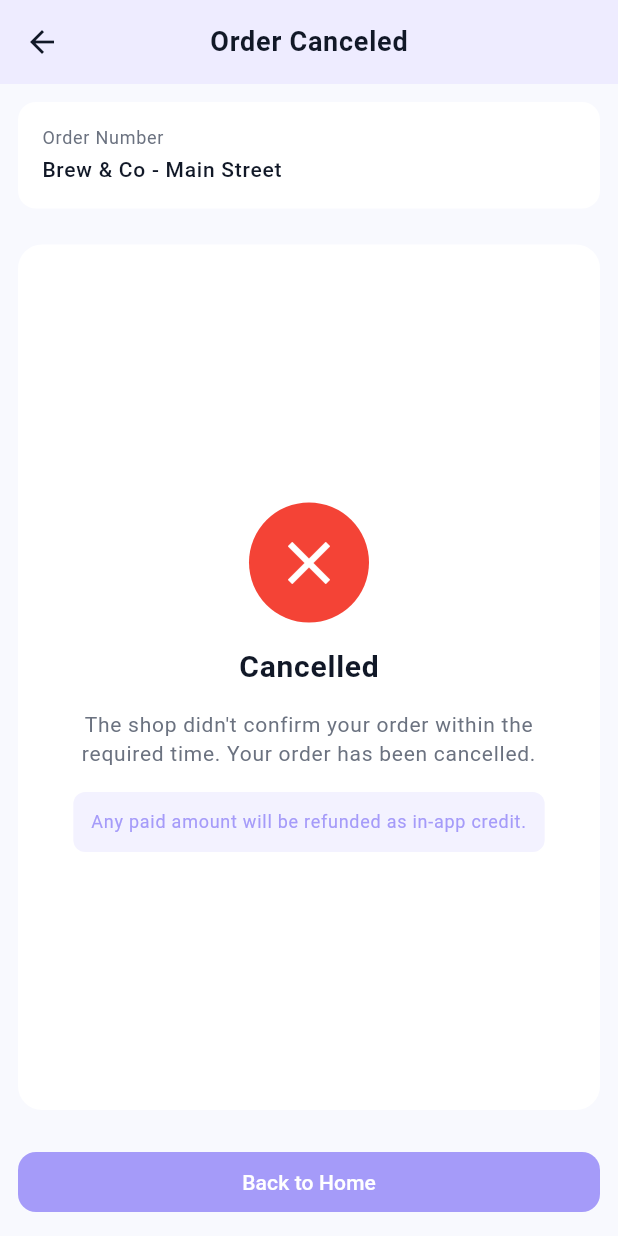
After one commit to moury12/grabby-app, a Flutter app: the OrderHistoryPage screen opened by its route, tab 2 chosen, after a tap on "Cancel Order", on a phone screen of 412 x 824 dp. The commit adds this screen. Run offline on Flutter 3.47's test engine with Material 3 defaults, Android fonts, the phone set to English and light mode, and no system bars; our stand-ins replace bloc, cached_network_image, flutter_bloc, flutter_svg, go_router, google_maps_flutter and 1 more; network calls fail; Roboto replaces fonts that are missing (Poppins); project files that could hold a hidden picture were left out.

Commit message:
style: order screen

```diff
--- a/lib/src/core/routes/app_router.dart
+++ b/lib/src/core/routes/app_router.dart
@@ -139,6 +139,27 @@ class AppRouter {
           return const OrderTrackingPage();
         },
       ),
+      GoRoute(
+        path: RoutesPath.orderHistoryPath,
+        name: RoutesPath.orderHistoryPath,
+        builder: (BuildContext context, GoRouterState state) {
+          return const OrderHistoryPage();
+        },
+      ),
+      GoRoute(
+        path: RoutesPath.orderDetailsPath,
+        name: RoutesPath.orderDetailsPath,
+        builder: (BuildContext context, GoRouterState state) {
+          return const OrderDetailsPage();
+        },
+      ),
+      GoRoute(
+        path: RoutesPath.orderCanceledPath,
+        name: RoutesPath.orderCanceledPath,
+        builder: (BuildContext context, GoRouterState state) {
+          return const OrderCanceledPage();
+        },
+      ),
     ],
   );
 }
--- a/lib/src/core/routes/routes_path.dart
+++ b/lib/src/core/routes/routes_path.dart
@@ -18,4 +18,7 @@ class RoutesPath {
   static const String checkoutPath = '/CheckoutPage';
   static const String paymentSuccessPath = '/PaymentSuccessPage';
   static const String orderTrackingPath = '/OrderTrackingPage';
+  static const String orderHistoryPath = '/OrderHistoryPage';
+  static const String orderDetailsPath = '/OrderDetailsPage';
+  static const String orderCanceledPath = '/OrderCanceledPage';
 }
--- a/lib/src/featurs/cart-checkout/presentation/pages/pages_export.dart
+++ b/lib/src/featurs/cart-checkout/presentation/pages/pages_export.dart
@@ -3,4 +3,3 @@ export 'car_plates_page.dart';
 export 'add_car_plate_page.dart';
 export 'payment_page.dart';
 export 'payment_success_page.dart';
-export 'order_tracking_page.dart';
--- a/lib/src/featurs/featurs_export.dart
+++ b/lib/src/featurs/featurs_export.dart
@@ -4,3 +4,4 @@ export 'navigation/navigation_export.dart';
 export 'home/home_export.dart';
 export 'restruant/restruant_export.dart';
 export 'cart-checkout/cart_export.dart';
+export 'order/order_export.dart';
--- a/lib/src/featurs/navigation/presentation/pages/navigation_page.dart
+++ b/lib/src/featurs/navigation/presentation/pages/navigation_page.dart
@@ -26,7 +26,7 @@ class _NavigationPageState extends State<NavigationPage> {
   Widget build(BuildContext context) {
     final List<Widget> pages = [
       HomePage(),
-      Placeholder(),
+      OrderHistoryPage(),
       CartPage(),
       Placeholder(),
     ];
--- /dev/null
+++ b/lib/src/featurs/order/order_export.dart
@@ -0,0 +1 @@
+export 'presentation/presentation_export.dart';
--- /dev/null
+++ b/lib/src/featurs/order/presentation/pages/order_canceled_page.dart
@@ -0,0 +1,117 @@
+import '../../../../src_export.dart';
+
+class OrderCanceledPage extends StatelessWidget {
+  const OrderCanceledPage({super.key});
+
+  @override
+  Widget build(BuildContext context) {
+    return Scaffold(
+      backgroundColor: const Color(0xFFF8F9FE),
+      appBar: AppBar(
+        title: const CustomText(
+          "Order Canceled",
+          fontSize: 18,
+          fontWeight: FontWeight.bold,
+        ),
+      ),
+      body: Padding(
+        padding: AppPadding.getPadding12(context),
+        child: Column(
+          spacing: 24,
+          children: [
+            // Order Number Card
+            Container(
+              width: double.infinity,
+              padding: const EdgeInsets.all(16),
+              decoration: BoxDecoration(
+                color: Colors.white,
+                borderRadius: BorderRadius.circular(12),
+              ),
+              child: const Column(
+                crossAxisAlignment: CrossAxisAlignment.start,
+                spacing: 4,
+                children: [
+                  CustomText(
+                    "Order Number",
+                    fontSize: 12,
+                    color: AppColors.kSecondaryTextColor,
+                  ),
+                  CustomText(
+                    "Brew & Co - Main Street",
+                    fontSize: 14,
+                    fontWeight: FontWeight.w500,
+                  ),
+                ],
+              ),
+            ),
+
+            // Cancellation Status Card
+            Expanded(
+              child: Container(
+                width: double.infinity,
+                padding: const EdgeInsets.all(24),
+                decoration: BoxDecoration(
+                  color: Colors.white,
+                  borderRadius: BorderRadius.circular(16),
+                ),
+                child: Column(
+                  mainAxisAlignment: MainAxisAlignment.center,
+                  spacing: 16,
+                  children: [
+                    Container(
+                      padding: const EdgeInsets.all(16),
+                      decoration: const BoxDecoration(
+                        color: Colors.red,
+                        shape: BoxShape.circle,
+                      ),
+                      child: const Icon(
+                        Icons.close,
+                        color: Colors.white,
+                        size: 48,
+                      ),
+                    ),
+                    const CustomText(
+                      "Cancelled",
+                      fontSize: 20,
+                      fontWeight: FontWeight.bold,
+                    ),
+                    const CustomText(
+                      "The shop didn't confirm your order within the required time. Your order has been cancelled.",
+                      textAlign: TextAlign.center,
+                      fontSize: 14,
+                      color: AppColors.kSecondaryTextColor,
+                    ),
+                    Container(
+                      padding: const EdgeInsets.all(12),
+                      decoration: BoxDecoration(
+                        color: const Color(0xFFF3F2FF),
+                        borderRadius: BorderRadius.circular(8),
+                      ),
+                      child: const CustomText(
+                        "Any paid amount will be refunded as in-app credit.",
+                        textAlign: TextAlign.center,
+                        fontSize: 12,
+                        color: AppColors.kPrimaryColor,
+                      ),
+                    ),
+                  ],
+                ),
+              ),
+            ),
+
+            // Back to Home Button
+            SizedBox(
+              width: double.infinity,
+              child: CustomButton(
+                text: "Back to Home",
+                onPressed: () {
+                  context.go(RoutesPath.navigationPath);
+                },
+              ),
+            ),
+          ],
+        ),
+      ),
+    );
+  }
+}
--- /dev/null
+++ b/lib/src/featurs/order/presentation/pages/order_details_page.dart
@@ -0,0 +1,25 @@
+import '../../../../src_export.dart';
+
+class OrderDetailsPage extends StatelessWidget {
+  const OrderDetailsPage({super.key});
+
+  @override
+  Widget build(BuildContext context) {
+    return Scaffold(
+      appBar: AppBar(
+        title: const CustomText(
+          "Order Details",
+          fontSize: 18,
+          fontWeight: FontWeight.bold,
+        ),
+      ),
+      body: SingleChildScrollView(
+        padding: AppPadding.getPadding12(context),
+        child: Column(
+          spacing: 16,
+          children: [const CustomText("Order details implementation...")],
+        ),
+      ),
+    );
+  }
+}
--- /dev/null
+++ b/lib/src/featurs/order/presentation/pages/order_history_page.dart
@@ -0,0 +1,82 @@
+import '../../../../src_export.dart';
+
+class OrderHistoryPage extends StatelessWidget {
+  const OrderHistoryPage({super.key});
+
+  @override
+  Widget build(BuildContext context) {
+    return DefaultTabController(
+      length: 3,
+      child: Scaffold(
+        backgroundColor: const Color(0xFFF8F9FE),
+        body: NestedScrollView(
+          headerSliverBuilder: (context, innerBoxIsScrolled) {
+            return [
+              SliverAppBar(
+                floating: true,
+                pinned: true,
+                snap: true,
+                title: const CustomText(
+                  AppStaticStrings.orders,
+                  fontSize: 20,
+                  fontWeight: FontWeight.bold,
+                ),
+                centerTitle: false,
+                bottom: TabBar(
+                  isScrollable: true,
+                  tabAlignment: TabAlignment.start,
+                  indicatorColor: AppColors.kPrimaryColor,
+                  labelColor: AppColors.kPrimaryColor,
+                  unselectedLabelColor: AppColors.kSecondaryTextColor,
+                  dividerColor: Colors.transparent,
+                  indicatorPadding: const EdgeInsets.symmetric(horizontal: -20),
+                  tabs: [
+                    _buildTab("All"),
+                    _buildTab("Active"),
+                    _buildTab("Completed"),
+                  ],
+                ),
+              ),
+            ];
+          },
+          body: TabBarView(
+            children: [
+              _buildOrderList(context, "all"),
+              _buildOrderList(context, "active"),
+              _buildOrderList(context, "completed"),
+            ],
+          ),
+        ),
+      ),
+    );
+  }
+
+  Widget _buildTab(String label) {
+    return Tab(
+      child: Container(
+        padding: const EdgeInsets.symmetric(horizontal: 16, vertical: 8),
+        decoration: BoxDecoration(borderRadius: BorderRadius.circular(12)),
+        child: Text(label),
+      ),
+    );
+  }
+
+  Widget _buildOrderList(BuildContext context, String filter) {
+    return ListView.separated(
+      padding: AppPadding.getPadding12(context),
+      itemCount: 3,
+      separatorBuilder: (context, index) => space16H,
+      itemBuilder: (context, index) {
+        return OrderCard(
+          shopName: "Brew & Co",
+          orderId: "#GC12345",
+          items: const ["2x Caffe Latte", "1x Croissant"],
+          dateTime: "Today, 10:30 AM",
+          price: "\$11.60",
+          status: filter == "active" ? "Ready for Pickup" : "Completed",
+          isActive: filter == "active",
+        );
+      },
+    );
+  }
+}
--- a/lib/src/featurs/cart-checkout/presentation/pages/order_tracking_page.dart
+++ b/lib/src/featurs/order/presentation/pages/order_tracking_page.dart
@@ -76,11 +76,7 @@ class OrderTrackingPage extends StatelessWidget {
                 mainAxisAlignment: MainAxisAlignment.center,
                 spacing: 8,
                 children: [
-                  const Icon(
-                    Icons.location_on,
-                    color: Color(0xFFA59BF9),
-                    size: 40,
-                  ),
+                  Icon(Icons.location_on, color: Color(0xFFA59BF9), size: 40),
                   const CustomText(
                     "Brew & Co - Main Street 0.3 Km away",
                     fontSize: 14,
@@ -102,7 +98,9 @@ class OrderTrackingPage extends StatelessWidget {
                 Expanded(
                   child: CustomButton(
                     text: AppStaticStrings.navigateToCafe,
-                    onPressed: () {},
+                    onPressed: () {
+                      // context.push(RoutesPath.locationPath);
+                    },
                   ),
                 ),
                 Expanded(
--- /dev/null
+++ b/lib/src/featurs/order/presentation/presentation_export.dart
@@ -0,0 +1,5 @@
+export 'pages/order_canceled_page.dart';
+export 'pages/order_details_page.dart';
+export 'pages/order_history_page.dart';
+export 'pages/order_tracking_page.dart';
+export 'widgets/order_card.dart';
--- /dev/null
+++ b/lib/src/featurs/order/presentation/widgets/order_card.dart
@@ -0,0 +1,165 @@
+import '../../../../src_export.dart';
+
+class OrderCard extends StatelessWidget {
+  final String shopName;
+  final String orderId;
+  final List<String> items;
+  final String dateTime;
+  final String price;
+  final String status;
+  final bool isActive;
+
+  const OrderCard({
+    super.key,
+    required this.shopName,
+    required this.orderId,
+    required this.items,
+    required this.dateTime,
+    required this.price,
+    required this.status,
+    this.isActive = false,
+  });
+
+  @override
+  Widget build(BuildContext context) {
+    return Container(
+      padding: AppPadding.getPadding12(context),
+      decoration: BoxDecoration(
+        color: Colors.white,
+        borderRadius: BorderRadius.circular(16),
+        boxShadow: [
+          BoxShadow(
+            color: Colors.black.withValues(alpha: 0.05),
+            blurRadius: 10,
+            offset: const Offset(0, 4),
+          ),
+        ],
+      ),
+      child: Column(
+        crossAxisAlignment: CrossAxisAlignment.start,
+        spacing: 12,
+        children: [
+          Row(
+            mainAxisAlignment: MainAxisAlignment.spaceBetween,
+            children: [
+              CustomText(shopName, fontSize: 16, fontWeight: FontWeight.bold),
+              _buildStatusBadge(),
+            ],
+          ),
+          Column(
+            crossAxisAlignment: CrossAxisAlignment.start,
+            spacing: 4,
+            children: [
+              CustomText(
+                "Order $orderId",
+                fontSize: 14,
+                color: AppColors.kSecondaryTextColor,
+              ),
+              ...items.map(
+                (item) => CustomText(
+                  item,
+                  fontSize: 14,
+                  color: AppColors.kSecondaryTextColor,
+                ),
+              ),
+            ],
+          ),
+          Row(
+            mainAxisAlignment: MainAxisAlignment.spaceBetween,
+            children: [
+              CustomText(
+                dateTime,
+                fontSize: 14,
+                color: AppColors.kSecondaryTextColor,
+              ),
+              CustomText(price, fontSize: 16, fontWeight: FontWeight.bold),
+            ],
+          ),
+          const Divider(height: 1),
+          if (isActive)
+            Row(
+              spacing: 12,
+              children: [
+                Expanded(
+                  child: CustomButton(
+                    text: AppStaticStrings.trackOrder,
+                    onPressed: () {
+                      context.push(RoutesPath.orderTrackingPath);
+                    },
+                  ),
+                ),
+                Expanded(
+                  child: OutlinedButton(
+                    onPressed: () {
+                      context.push(RoutesPath.orderCanceledPath);
+                    },
+                    style: OutlinedButton.styleFrom(
+                      side: const BorderSide(color: Color(0xFFF3F2FF)),
+                      backgroundColor: const Color(0xFFF3F2FF),
+                      padding: const EdgeInsets.symmetric(vertical: 12),
+                      shape: RoundedRectangleBorder(
+                        borderRadius: BorderRadius.circular(12),
+                      ),
+                    ),
+                    child: const CustomText(
+                      "Cancel Order",
+                      color: AppColors.kPrimaryColor,
+                      fontWeight: FontWeight.bold,
+                    ),
+                  ),
+                ),
+              ],
+            )
+          else
+            SizedBox(
+              width: double.infinity,
+              child: OutlinedButton(
+                onPressed: () {},
+                style: OutlinedButton.styleFrom(
+                  side: const BorderSide(color: Color(0xFFE8E7FD)),
+                  backgroundColor: const Color(0xFFE8E7FD),
+                  padding: const EdgeInsets.symmetric(vertical: 12),
+                  shape: RoundedRectangleBorder(
+                    borderRadius: BorderRadius.circular(12),
+                  ),
+                ),
+                child: const CustomText(
+                  "Reorder",
+                  color: AppColors.kPrimaryColor,
+                  fontWeight: FontWeight.bold,
+                ),
+              ),
+            ),
+        ],
+      ),
+    );
+  }
+
+  Widget _buildStatusBadge() {
+    bool isCompleted = status.toLowerCase() == "completed";
+    return Container(
+      padding: const EdgeInsets.symmetric(horizontal: 8, vertical: 4),
+      decoration: BoxDecoration(
+        color: isCompleted ? const Color(0xFFE8F5E9) : const Color(0xFFFFF3E0),
+        borderRadius: BorderRadius.circular(8),
+      ),
+      child: Row(
+        mainAxisSize: MainAxisSize.min,
+        spacing: 4,
+        children: [
+          Icon(
+            isCompleted ? Icons.check_circle_outline : Icons.card_giftcard,
+            size: 14,
+            color: isCompleted ? Colors.green : Colors.orange,
+          ),
+          CustomText(
+            status,
+            fontSize: 11,
+            fontWeight: FontWeight.bold,
+            color: isCompleted ? Colors.green : Colors.orange,
+          ),
+        ],
+      ),
+    );
+  }
+}
```
